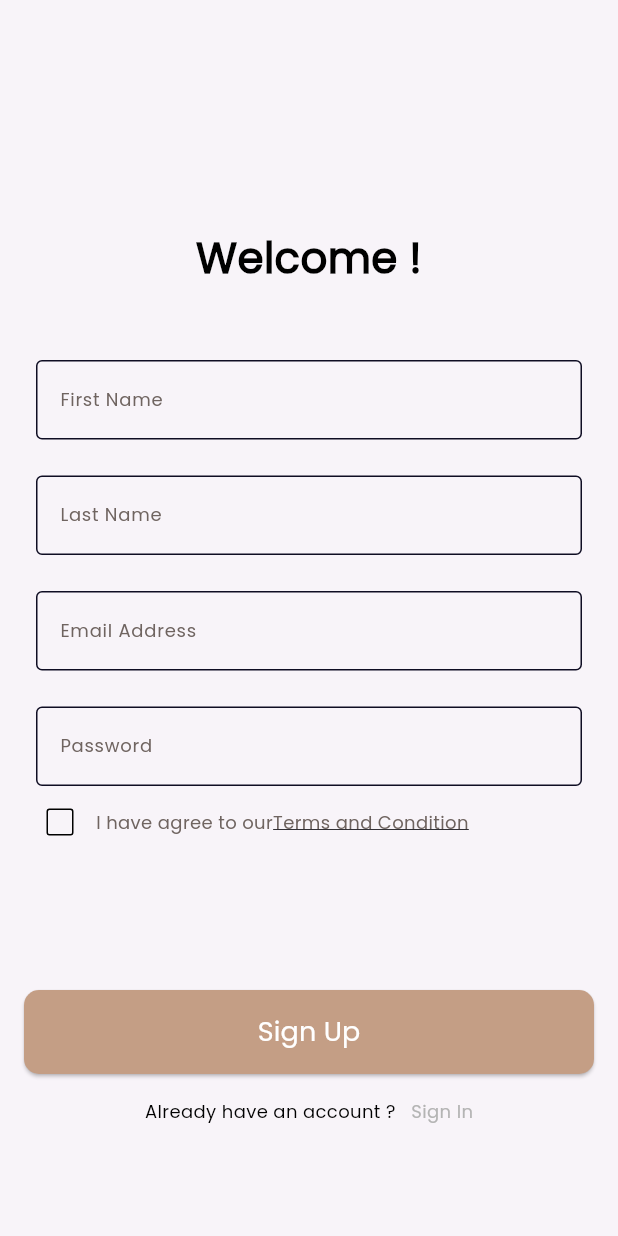
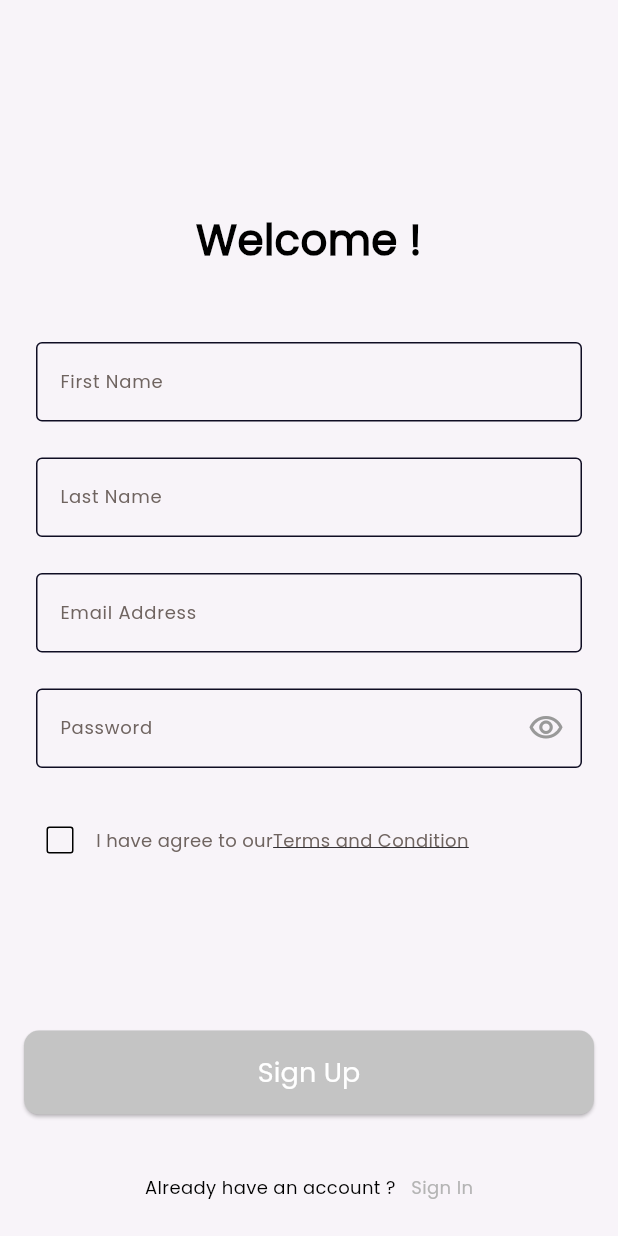
Before and after one commit to MohamedHanfy0/dalel, a Flutter app: the screen it shows after launch, after a tap on "Skip", on a phone screen of 412 x 824 dp. Run offline on Flutter 3.47's test engine with Material 3 defaults, Android fonts, the phone set to English and light mode, and no system bars; our stand-ins replace firebase_auth, firebase_core, flutter_bloc, get_it, go_router, shared_preferences and 1 more; accounts and stored records are empty.

Commit message:
Finshed Sign Up

```diff
--- /dev/null
+++ b/devtools_options.yaml
@@ -0,0 +1,3 @@
+description: This file stores settings for Dart & Flutter DevTools.
+documentation: https://docs.flutter.dev/tools/devtools/extensions#configure-extension-enablement-states
+extensions:
--- /dev/null
+++ b/lib/app/dalel.dart
@@ -0,0 +1,18 @@
+
+import 'package:dalel/core/router/routes.dart';
+import 'package:dalel/core/utils/app_colors.dart';
+import 'package:flutter/material.dart';
+
+
+class Dalel extends StatelessWidget {
+  const Dalel({super.key});
+
+  @override
+  Widget build(BuildContext context) {
+    return MaterialApp.router(
+      debugShowCheckedModeBanner: false,
+      theme: ThemeData(scaffoldBackgroundColor: AppColors.offWhite),
+      routerConfig: router,
+    );
+  }
+}
--- /dev/null
+++ b/lib/core/function/check_user_state.dart
@@ -0,0 +1,16 @@
+import 'package:firebase_auth/firebase_auth.dart';
+import 'package:flutter/foundation.dart';
+
+void checkUserState() {
+  FirebaseAuth.instance.authStateChanges().listen((User? user) {
+    if (user == null) {
+      if (kDebugMode) {
+        print('User is currently signed out!');
+      }
+    } else {
+      if (kDebugMode) {
+        print('User is signed in!');
+      }
+    }
+  });
+}
--- a/lib/core/function/custom_navigate.dart
+++ b/lib/core/function/custom_navigate.dart
@@ -1,6 +1,10 @@
 import 'package:go_router/go_router.dart';
 
+void customNavigate(context, String path) {
+  GoRouter.of(context).push(path);
+}
+
 // ignore: non_constant_identifier_names
-void CustomNavigate(context, String path) {
+void customReplacementNavigate(context, String path) {
   GoRouter.of(context).pushReplacement(path);
 }
--- a/lib/core/widgets/custom_bottom.dart
+++ b/lib/core/widgets/custom_bottom.dart
@@ -4,10 +4,10 @@ import 'package:flutter/material.dart';
 
 // ignore: must_be_immutable
 class CustomBottom extends StatelessWidget {
-  CustomBottom({super.key, required this.text, this.bottomColor, required this.onPressed});
+  CustomBottom({super.key, required this.text, this.bottomColor,  this.onPressed});
   String text;
   Color? bottomColor;
-  VoidCallback onPressed;
+  VoidCallback? onPressed;
   @override
   Widget build(BuildContext context) {
     return SizedBox(
--- a/lib/features/auth/presentation/auth_cubit/cubit/auth_state.dart
+++ b/lib/features/auth/presentation/auth_cubit/cubit/auth_state.dart
@@ -4,3 +4,13 @@ part of 'auth_cubit.dart';
 sealed class AuthState {}
 
 final class AuthInitial extends AuthState {}
+final class SignupLoadingState extends AuthState {}
+final class SignupSuccessState extends AuthState {}
+final class SignupFailerState extends AuthState {
+  SignupFailerState({required this.meassage});
+  String meassage;
+}
+
+
+final class CheckBoxValueState extends AuthState {}
+// final class CheckBoxValueState extends AuthState {}
--- a/lib/features/auth/presentation/views/sign_up_view.dart
+++ b/lib/features/auth/presentation/views/sign_up_view.dart
@@ -1,12 +1,10 @@
 // ignore_for_file: public_member_api_docs, sort_constructors_first
+import 'package:dalel/features/auth/presentation/views/widgets/custom_text_form_field.dart';
+import 'package:flutter/material.dart';
+
 import 'package:dalel/core/function/custom_navigate.dart';
-import 'package:dalel/core/widgets/custom_bottom.dart';
+import 'package:dalel/core/utils/strings.dart';
 import 'package:dalel/features/auth/presentation/views/widgets/alrady_an_account_sign_in.dart';
-import 'package:dalel/features/auth/presentation/views/widgets/custom_check_box.dart';
-import 'package:dalel/features/auth/presentation/views/widgets/custom_terms.dart';
-import 'package:flutter/material.dart';
-import 'package:dalel/core/utils/strings.dart';
-import 'package:dalel/features/auth/presentation/views/widgets/custom_text_field.dart';
 import 'package:dalel/features/auth/presentation/views/widgets/welcome_text.dart';
 
 class SignUpView extends StatefulWidget {
@@ -27,63 +25,26 @@ class _SignUpViewState extends State<SignUpView> {
           slivers: [
             SliverToBoxAdapter(
               child: Container(
-                margin: EdgeInsets.only(top: 152, bottom: 48),
+                margin: EdgeInsets.only(top: 140, bottom: 48),
                 alignment: Alignment.center,
                 child: WelcomText(text: AppStrings.welcome),
               ),
             ),
             SliverToBoxAdapter(
-              child: Column(
-                spacing: 24,
-                children: [
-                  CustomTextField(
-                    labelText: AppStrings.firstName,
-                  ),
-                  CustomTextField(
-                    labelText: AppStrings.lastName,
-                  ),
-                  CustomTextField(
-                    labelText: AppStrings.emailAddress,
-                  ),
-                  CustomTextField(
-                    labelText: AppStrings.password,
-                  ),
-                ],
+              child: CustomTextFormField(),
+            ),
+            SliverToBoxAdapter(
+              child: Padding(
+                padding: const EdgeInsets.only(bottom: 20),
+                child: alreadyHaveAnAccountSignIn(
+                  onTap: () {
+                    customNavigate(context, '/logIn');
+                  },
+                  alreadyHaveAnAccount: AppStrings.alreadyHaveAnAccount,
+                  signIn: AppStrings.signIn,
+                ),
               ),
             ),
-            SliverToBoxAdapter(
-              child: Row(
-                children: [
-                  CustomCheckBox(
-                    isCheck: isCheckBox,
-                    onChanged: (value) {
-                      setState(() {
-                        isCheckBox = value!;
-                      });
-                    },
-                  ),
-                  customTerms()
-                ],
-              ),
-            ),
-            SliverToBoxAdapter(
-              child: Column(
-                children: [
-                  SizedBox(
-                    height: 88,
-                  ),
-                  CustomBottom(text: AppStrings.signUp, onPressed: () {}),
-                  SizedBox(
-                    height: 16,
-                  ),
-                  alreadyHaveAnAccountSignIn(
-                    onTap: () {
-                      CustomNavigate(context, '/logIn');
-                    },
-                  )
-                ],
-              ),
-            )
           ],
         ),
       ),
--- a/lib/features/auth/presentation/views/widgets/alrady_an_account_sign_in.dart
+++ b/lib/features/auth/presentation/views/widgets/alrady_an_account_sign_in.dart
@@ -1,13 +1,18 @@
+// ignore_for_file: public_member_api_docs, sort_constructors_first
+import 'package:flutter/material.dart';
 
 import 'package:dalel/core/utils/app_text_styles.dart';
 import 'package:dalel/core/utils/strings.dart';
-import 'package:flutter/material.dart';
 
 class alreadyHaveAnAccountSignIn extends StatelessWidget {
   VoidCallback onTap;
+  String alreadyHaveAnAccount;
+  String signIn;
   alreadyHaveAnAccountSignIn({
     super.key,
     required this.onTap,
+    required this.alreadyHaveAnAccount,
+    required this.signIn,
   });
 
   @override
@@ -16,13 +21,13 @@ class alreadyHaveAnAccountSignIn extends StatelessWidget {
       mainAxisAlignment: MainAxisAlignment.center,
       children: [
         Text(
-          '${AppStrings.alreadyHaveAnAccount}   ',
+          '$alreadyHaveAnAccount   ',
           style: AppTextStyles.poppins400style14.copyWith(fontSize: 12),
         ),
         GestureDetector(
           onTap: onTap,
           child: Text(
-            AppStrings.signIn,
+            signIn,
             style: AppTextStyles.poppins400style14
                 .copyWith(fontSize: 12, color: Color(0xffB4B4B4)),
           ),
--- a/lib/features/auth/presentation/views/widgets/custom_check_box.dart
+++ b/lib/features/auth/presentation/views/widgets/custom_check_box.dart
@@ -1,24 +1,32 @@
 import 'package:dalel/core/utils/app_colors.dart';
+import 'package:dalel/features/auth/presentation/auth_cubit/cubit/auth_cubit.dart';
 import 'package:flutter/material.dart';
+import 'package:flutter_bloc/flutter_bloc.dart';
 
 class CustomCheckBox extends StatefulWidget {
-  final ValueChanged<bool?>? onChanged;
-  final bool isCheck;
-  const CustomCheckBox(
-      {super.key, required this.onChanged, required this.isCheck});
+  const CustomCheckBox({
+    super.key,
+  });
 
   @override
   State<CustomCheckBox> createState() => _CustomCheckBoxState();
 }
 
 class _CustomCheckBoxState extends State<CustomCheckBox> {
+  bool? isCheck = false;
   @override
   Widget build(BuildContext context) {
     return Checkbox(
       activeColor: AppColors.primaryColor,
       side: BorderSide(width: 1),
-      value: widget.isCheck,
-      onChanged: widget.onChanged,
+      value: isCheck,
+      onChanged: (newValue) {
+        setState(() {
+          isCheck = newValue;
+          BlocProvider.of<AuthCubit>(context)
+              .updateConditionCheckBoxValue(newValue: newValue);
+        });
+      },
     );
   }
 }
--- a/lib/features/auth/presentation/views/widgets/custom_text_field.dart
+++ b/lib/features/auth/presentation/views/widgets/custom_text_field.dart
@@ -1,20 +1,49 @@
+// ignore_for_file: public_member_api_docs, sort_constructors_first
 
-
+import 'package:flutter/material.dart';
 
 import 'package:dalel/core/utils/app_text_styles.dart';
-import 'package:flutter/material.dart';
 
+// ignore: must_be_immutable
 class CustomTextField extends StatelessWidget {
+  final Function(String)? onChanged;
   final String labelText;
-  const CustomTextField({super.key, required this.labelText});
+  VoidCallback? clickVisibilty;
+  bool? isVisibilty;
+
+  CustomTextField(
+      {super.key,
+      required this.onChanged,
+      required this.labelText,
+      this.clickVisibilty,
+      this.isVisibilty});
 
   @override
   Widget build(BuildContext context) {
     return Padding(
       padding: const EdgeInsets.symmetric(horizontal: 8),
-      child: TextField(
+      child: TextFormField(
+        onChanged: onChanged,
+        validator: (value) {
+          if (value!.isEmpty) {
+            return "This is field required";
+          } else {
+            return null;
+          }
+        },
         style: AppTextStyles.poppins400style14,
+        obscureText: isVisibilty == false ? true : false,
         decoration: InputDecoration(
+          suffixIcon: clickVisibilty == null
+              ? null
+              : IconButton(
+                  onPressed: clickVisibilty,
+                  icon: Icon(
+                    isVisibilty == true
+                        ? Icons.visibility_outlined
+                        : Icons.visibility_off_outlined,
+                    color: Color(0xff999999),
+                  )),
           label: Text(labelText),
           labelStyle: AppTextStyles.poppins500style16
               .copyWith(color: Color(0xff6F6460), fontSize: 12),
--- /dev/null
+++ b/lib/features/auth/presentation/views/widgets/custom_text_form_field.dart
@@ -0,0 +1,113 @@
+import 'package:dalel/core/function/custom_navigate.dart';
+import 'package:dalel/core/utils/app_colors.dart';
+import 'package:dalel/core/utils/strings.dart';
+import 'package:dalel/core/widgets/custom_bottom.dart';
+import 'package:dalel/features/auth/presentation/auth_cubit/cubit/auth_cubit.dart';
+import 'package:dalel/features/auth/presentation/views/widgets/custom_check_box.dart';
+import 'package:dalel/features/auth/presentation/views/widgets/custom_terms.dart';
+import 'package:dalel/features/auth/presentation/views/widgets/custom_text_field.dart';
+import 'package:flutter/material.dart';
+
+import 'package:flutter_bloc/flutter_bloc.dart';
+
+class CustomTextFormField extends StatefulWidget {
+  const CustomTextFormField({
+    super.key,
+  });
+
+  @override
+  State<CustomTextFormField> createState() => _CustomTextFormFieldState();
+}
+
+class _CustomTextFormFieldState extends State<CustomTextFormField> {
+  bool isVisibility = true;
+  @override
+  Widget build(BuildContext context) {
+    return BlocConsumer<AuthCubit, AuthState>(
+      listener: (context, state) {
+        if (state is SignupSuccessState) {
+
+          ScaffoldMessenger.of(context).showSnackBar(SnackBar(
+              backgroundColor: AppColors.deepBrown,
+              content: Text("Created Account Successfuly.")));
+              customReplacementNavigate(context, '/logIn');
+        } else if (state is SignupFailerState) {
+          ScaffoldMessenger.of(context).showSnackBar(SnackBar(
+              backgroundColor: AppColors.deepBrown,
+              content: Text(state.meassage.toString())));
+        }
+      },
+      builder: (context, state) {
+        AuthCubit authCubit = BlocProvider.of<AuthCubit>(context);
+        return Form(
+          key: authCubit.formState,
+          child: Column(
+            spacing: 24,
+            children: [
+              CustomTextField(
+                labelText: AppStrings.firstName,
+                onChanged: (firstName) {
+                  //  BlocProvider<AuthCubit>(create: (context) => ,)
+                  authCubit.firstName = firstName;
+                },
+              ),
+              CustomTextField(
+                labelText: AppStrings.lastName,
+                onChanged: (lastName) {
+                  authCubit.lastName = lastName;
+                },
+              ),
+              CustomTextField(
+                labelText: AppStrings.emailAddress,
+                onChanged: (email) {
+                  authCubit.emailAddress = email;
+                },
+              ),
+              CustomTextField(
+                isVisibilty: isVisibility,
+                clickVisibilty: () {
+                  setState(() {
+                    isVisibility = !isVisibility;
+                  });
+                },
+                labelText: AppStrings.password,
+                onChanged: (password) {
+                  authCubit.password = password;
+                },
+              ),
+              Row(
+                children: [
+                  CustomCheckBox(),
+                  customTerms(),
+                ],
+              ),
+              SizedBox(
+                height: 55,
+              ),
+              state is SignupLoadingState
+                  ? CircularProgressIndicator(
+                      color: AppColors.deepBrown,
+                    )
+                  : CustomBottom(
+                      bottomColor:
+                          authCubit.termsAndConditionCheckBoxValue == false
+                              ? AppColors.grey
+                              : AppColors.deepBrown,
+                      text: AppStrings.signUp,
+                      onPressed: () {
+                        if (authCubit.termsAndConditionCheckBoxValue == true) {
+                          if (authCubit.formState.currentState!.validate()) {
+                            authCubit.signUpWithEmailAndPassword();
+                          }
+                        }
+                      }),
+              SizedBox(
+                height: 16,
+              ),
+            ],
+          ),
+        );
+      },
+    );
+  }
+}
--- a/lib/features/on_boarding/peresentation/views/onboarding_view.dart
+++ b/lib/features/on_boarding/peresentation/views/onboarding_view.dart
@@ -29,7 +29,7 @@ class _OnboardingViewState extends State<OnboardingView> {
             custom_nav_bar(
               onTap: () {
                 onBoardingVisited();
-                CustomNavigate(context, '/SignUp');
+                customReplacementNavigate(context, '/SignUp');
               },
             ),
             OnboardinWidgetBody(
--- a/lib/features/on_boarding/peresentation/views/widgets/get_button.dart
+++ b/lib/features/on_boarding/peresentation/views/widgets/get_button.dart
@@ -22,7 +22,7 @@ class GetButton extends StatelessWidget {
               text: AppStrings.createAccount,
               onPressed: () {
                 onBoardingVisited();
-                CustomNavigate(context, '/SignUp');
+                customReplacementNavigate(context, '/SignUp');
               }),
           SizedBox(
             height: 16,
@@ -30,7 +30,7 @@ class GetButton extends StatelessWidget {
           GestureDetector(
             onTap: () {
               onBoardingVisited();
-              CustomNavigate(context, '/logIn');
+              customReplacementNavigate(context, '/logIn');
             },
             child: Text(
               AppStrings.loginNow,
--- a/lib/features/splash/presentation/views/splash_view.dart
+++ b/lib/features/splash/presentation/views/splash_view.dart
@@ -15,12 +15,12 @@ class SplashView extends StatefulWidget {
 class _SplashViewState extends State<SplashView> {
   @override
   void initState() {
-    bool isOnBoardingVisited = getIt<CasheHelper>().getData(key: 'onBoardingVisited') ?? false;
+    bool isOnBoardingVisited =
+        getIt<CasheHelper>().getData(key: 'onBoardingVisited') ?? false;
     if (isOnBoardingVisited) {
-          delayedNavigate(context, '/SignUp');
+      delayedNavigate(context, '/SignUp');
     } else {
-
-          delayedNavigate(context, '/onBorading');
+      delayedNavigate(context, '/onBorading');
     }
 
     super.initState();
@@ -43,7 +43,7 @@ void delayedNavigate(context, String path) {
   Future.delayed(
     Duration(seconds: 2),
     () {
-      CustomNavigate(context, path);
+      customReplacementNavigate(context, path);
     },
   );
 }
--- a/lib/main.dart
+++ b/lib/main.dart
@@ -1,27 +1,16 @@
+import 'package:dalel/app/dalel.dart';
 import 'package:dalel/core/cashe/cashe_helper.dart';
-import 'package:dalel/core/router/routes.dart';
+import 'package:dalel/core/function/check_user_state.dart';
 import 'package:dalel/core/services/services_locator.dart';
-import 'package:dalel/core/utils/app_colors.dart';
 import 'package:firebase_core/firebase_core.dart';
 import 'package:flutter/material.dart';
 
+
 void main() async {
   WidgetsFlutterBinding.ensureInitialized();
-  Firebase.initializeApp();
+  await Firebase.initializeApp();
   servicesLocator();
   await getIt<CasheHelper>().init();
+  checkUserState();
   runApp(const Dalel());
 }
-
-class Dalel extends StatelessWidget {
-  const Dalel({super.key});
-
-  @override
-  Widget build(BuildContext context) {
-    return MaterialApp.router(
-      debugShowCheckedModeBanner: false,
-      theme: ThemeData(scaffoldBackgroundColor: AppColors.offWhite),
-      routerConfig: router,
-    );
-  }
-}
--- a/pubspec.yaml
+++ b/pubspec.yaml
@@ -29,10 +29,12 @@ environment:
 # versions available, run `flutter pub outdated`.
 dependencies:
   cupertino_icons: ^1.0.8
+  firebase_auth: ^5.4.0
   firebase_core: ^3.10.0
   flutter:
     sdk: flutter
   flutter_bloc: ^8.1.6
+
   get_it: ^8.0.3
   go_router: ^14.6.3
   shared_preferences: ^2.3.5
```
Also changed, not shown: lib/features/auth/presentation/auth_cubit/cubit/auth_cubit.dart (+37 -1 lines), pubspec.lock, 4 other files.
